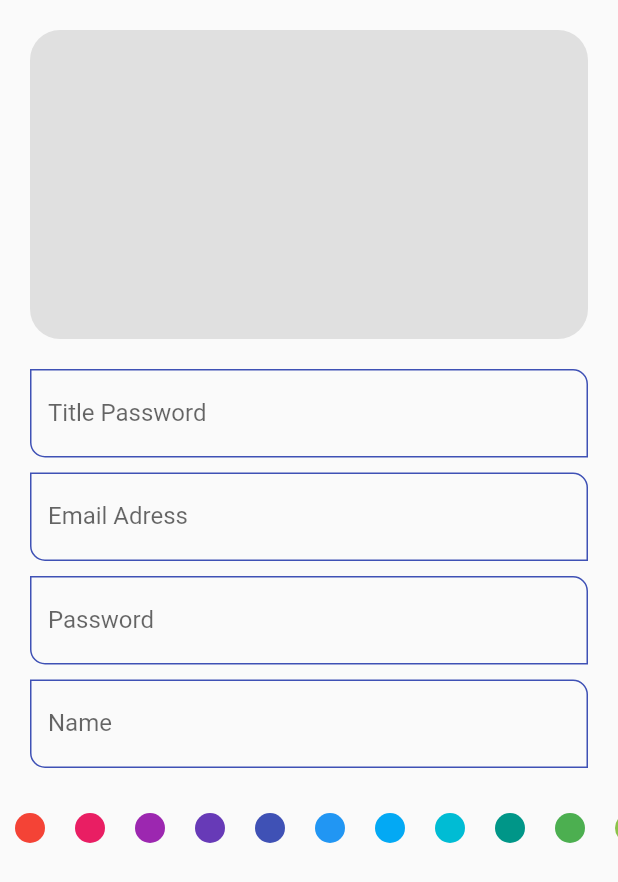
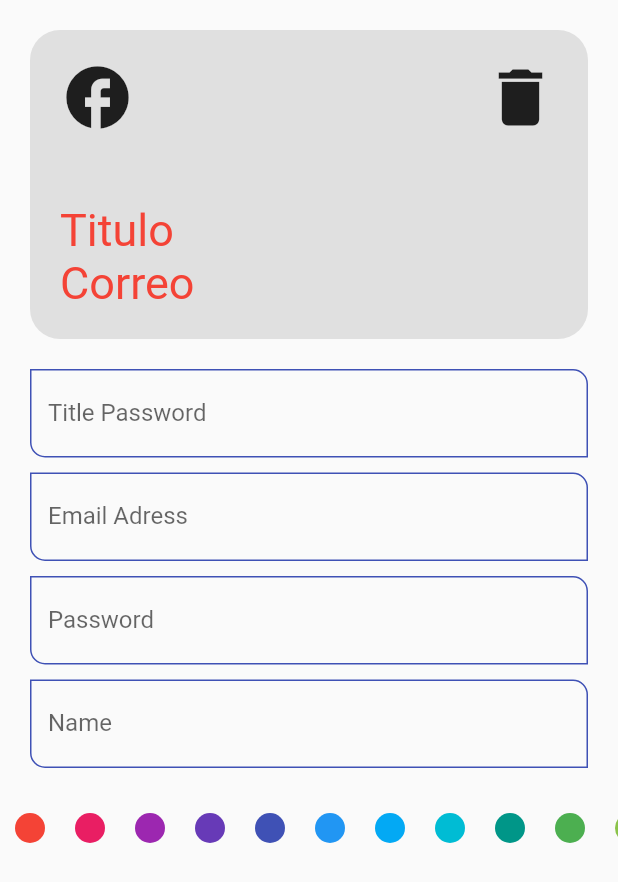
Before and after one commit to Victor78970513/password_manager, a Flutter app: the NewPassword screen opened directly, on a phone screen of 412 x 824 dp. Shown: the top 882 px of the screen. Run offline on Flutter 3.47's test engine with Material 2 defaults, Android fonts, the light colour scheme and no system bars; our stand-ins replace cloud_firestore, firebase_core; accounts and stored records are empty.

Commit message:
Create Password Page Style in Progress

```diff
--- /dev/null
+++ b/lib/providers/input_provider.dart
@@ -0,0 +1,10 @@
+import 'package:flutter/material.dart';
+
+class InputProvider extends ChangeNotifier {
+  TextEditingController _controller = TextEditingController();
+
+  String get controller => _controller.text;
+  set controller(String valor) {
+    _controller.text = valor;
+  }
+}
--- a/lib/screens/new_password.dart
+++ b/lib/screens/new_password.dart
@@ -21,6 +21,23 @@ class NewPassword extends StatelessWidget {
                   decoration: BoxDecoration(
                       color: Colors.grey[300],
                       borderRadius: BorderRadius.circular(20)),
+                  child: Column(
+                    crossAxisAlignment: CrossAxisAlignment.start,
+                    children: [
+                      Row(
+                        children: const [
+                          Icon(Icons.facebook, size: 50),
+                          Spacer(),
+                          Icon(Icons.delete, size: 50)
+                        ],
+                      ),
+                      const Spacer(),
+                      const Text('Titulo',
+                          style: TextStyle(color: Colors.red, fontSize: 30)),
+                      const Text('Correo',
+                          style: TextStyle(color: Colors.red, fontSize: 30))
+                    ],
+                  ),
                 ),
                 _PasswordInputs(),
                 _PasswordColor()
--- a/lib/widgets/custom_input.dart
+++ b/lib/widgets/custom_input.dart
@@ -16,6 +16,7 @@ class CustomInput extends StatelessWidget {
       this.suffixIcon});
   @override
   Widget build(BuildContext context) {
+    // final inputProvider =
     return Container(
       padding: const EdgeInsets.symmetric(horizontal: 20),
       child: TextField(
```
